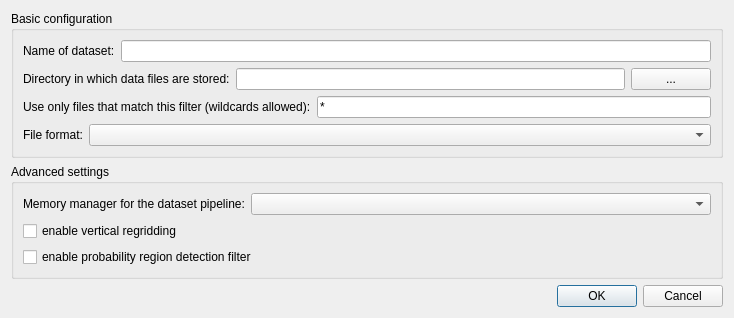
chrismile/met.3d, file src/gxfw/adddatasetdialog.ui: the form before one commit.
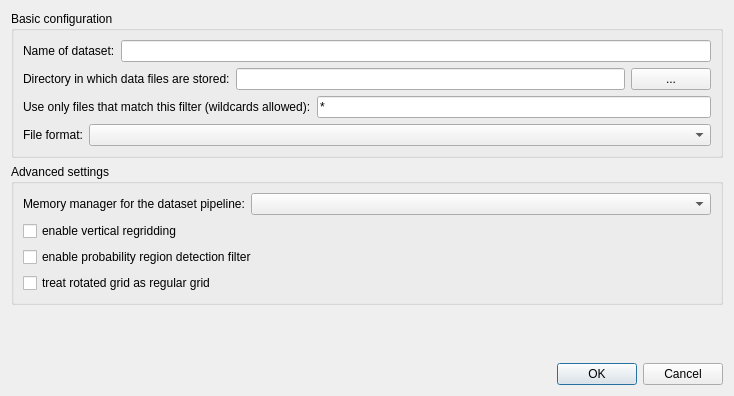
The form after the commit.

Commit message: implemented basic cosmo support by treating rotated grids as regular grids

What changed in the file:
```diff
--- a/src/gxfw/adddatasetdialog.ui
+++ b/src/gxfw/adddatasetdialog.ui
@@ -7,7 +7,7 @@
     <x>0</x>
     <y>0</y>
     <width>734</width>
-    <height>306</height>
+    <height>396</height>
    </rect>
   </property>
   <property name="windowTitle">
@@ -166,6 +166,13 @@
         </property>
        </widget>
       </item>
+      <item>
+       <widget class="QCheckBox" name="treatRotatedAsRegularCheckBox">
+        <property name="text">
+         <string>treat rotated grid as regular grid</string>
+        </property>
+       </widget>
+      </item>
      </layout>
     </widget>
    </item>
```
The commit also changes 26 other files.
